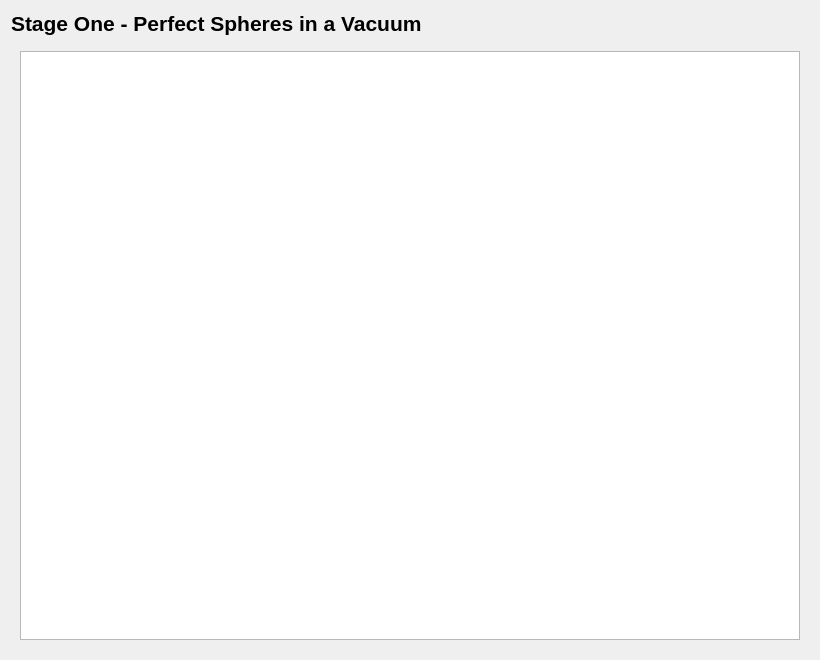
BrinzasVlad/Space-Challenge, file escapevelocitiessolutionwidget.ui: the form before one commit.
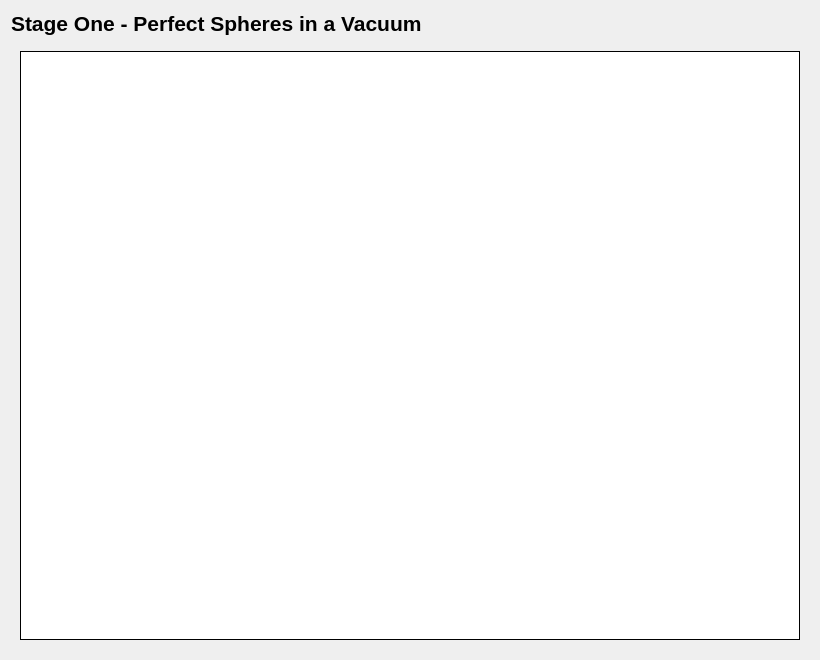
The form after the commit. The open tabs and pages were chosen to show the change.

Patch:
```diff
--- a/escapevelocitiessolutionwidget.ui
+++ b/escapevelocitiessolutionwidget.ui
@@ -52,7 +52,25 @@
      <widget class="QWidget" name="escapeVelocitiesPage">
       <layout class="QVBoxLayout" name="verticalLayout_3">
        <item>
-        <widget class="QTableView" name="escapeVelocitiesTable"/>
+        <widget class="QTableView" name="escapeVelocitiesTable">
+         <property name="font">
+          <font>
+           <pointsize>11</pointsize>
+          </font>
+         </property>
+         <property name="styleSheet">
+          <string notr="true">background: white;</string>
+         </property>
+         <property name="frameShape">
+          <enum>QFrame::Shape::Box</enum>
+         </property>
+         <property name="frameShadow">
+          <enum>QFrame::Shadow::Plain</enum>
+         </property>
+         <property name="editTriggers">
+          <set>QAbstractItemView::EditTrigger::NoEditTriggers</set>
+         </property>
+        </widget>
        </item>
       </layout>
      </widget>
```
Left out of the diff: 2 changed lines with no effect on the pictures.
